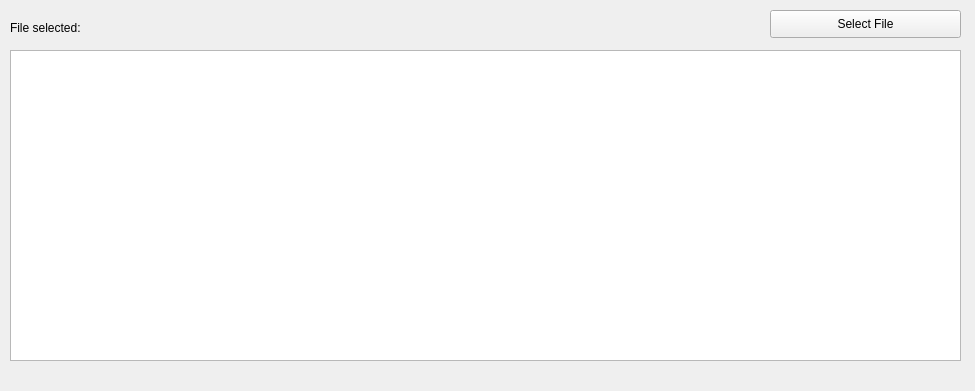
Old version of the form Python/gui/odourwin.ui in the repository yagarwal123/autonomouse.
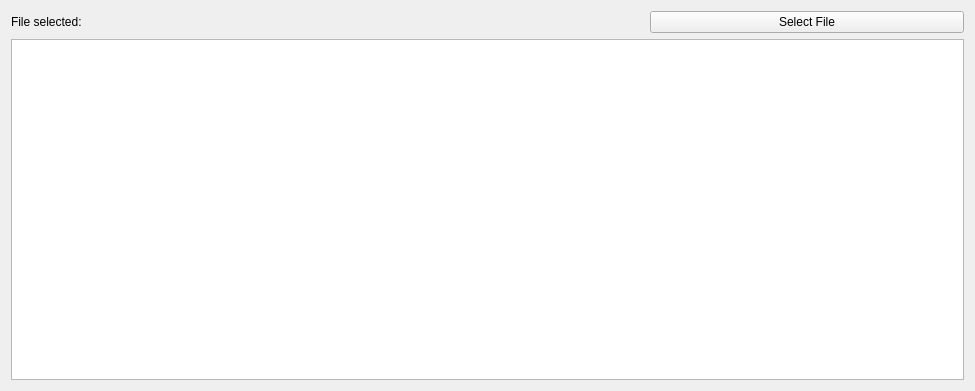
New version of the form.

Diff of the .ui file:
```diff
--- a/Python/gui/odourwin.ui
+++ b/Python/gui/odourwin.ui
@@ -13,55 +13,36 @@
   <property name="windowTitle">
    <string>Form</string>
   </property>
-  <widget class="QTextEdit" name="patternEdit">
-   <property name="geometry">
-    <rect>
-     <x>10</x>
-     <y>50</y>
-     <width>951</width>
-     <height>311</height>
-    </rect>
-   </property>
-  </widget>
-  <widget class="QPushButton" name="selectFileButton">
-   <property name="geometry">
-    <rect>
-     <x>770</x>
-     <y>10</y>
-     <width>191</width>
-     <height>28</height>
-    </rect>
-   </property>
-   <property name="text">
-    <string>Select File</string>
-   </property>
-  </widget>
+  <layout class="QGridLayout" name="gridLayout_3">
+   <item row="0" column="0">
   <widget class="QLabel" name="label">
-   <property name="geometry">
-    <rect>
-     <x>10</x>
-     <y>20</y>
-     <width>111</width>
-     <height>16</height>
-    </rect>
-   </property>
    <property name="text">
     <string>File selected:</string>
    </property>
   </widget>
+   </item>
+   <item row="0" column="1">
   <widget class="QLabel" name="fileDisp">
-   <property name="geometry">
-    <rect>
-     <x>130</x>
-     <y>20</y>
-     <width>621</width>
-     <height>16</height>
-    </rect>
-   </property>
    <property name="text">
     <string/>
    </property>
   </widget>
+   </item>
+   <item row="0" column="2">
+    <widget class="QPushButton" name="selectFileButton">
+     <property name="text">
+      <string>Select File</string>
+     </property>
+    </widget>
+   </item>
+   <item row="1" column="0" colspan="3">
+    <layout class="QGridLayout" name="gridLayout_2">
+     <item row="0" column="0">
+      <widget class="QTextEdit" name="patternEdit"/>
+     </item>
+    </layout>
+   </item>
+  </layout>
  </widget>
  <resources/>
  <connections/>
```
Lines whose indentation alone changed are shown as unchanged.
